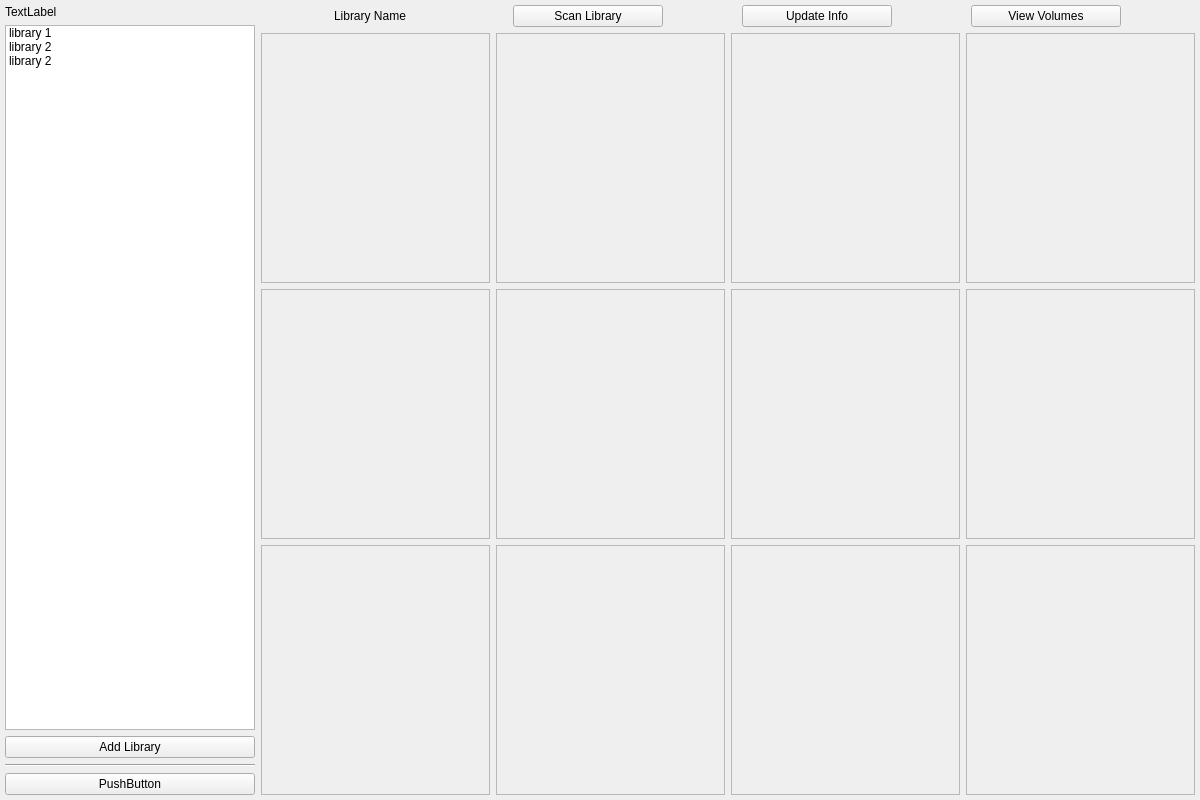
jjsmall009/mangecko, file src/ui/layout.ui: the form before one commit.
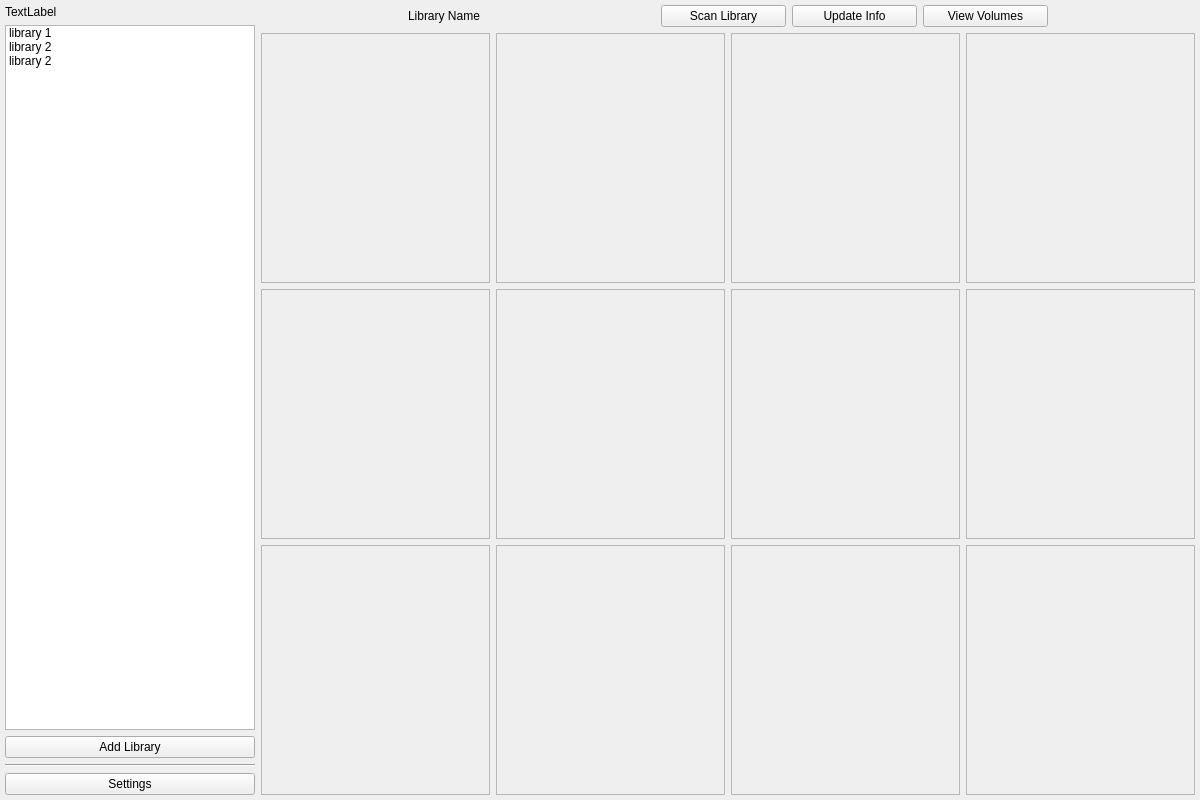
The form after the commit.

Commit message: Doing more testing on layouts

The edit to the form file:
```diff
--- a/src/ui/layout.ui
+++ b/src/ui/layout.ui
@@ -141,7 +141,7 @@
          </size>
         </property>
         <property name="text">
-         <string>PushButton</string>
+         <string>Settings</string>
         </property>
        </widget>
       </item>
@@ -171,10 +171,18 @@
          </widget>
         </item>
         <item>
+         <layout class="QHBoxLayout" name="horizontalLayout">
+          <item>
          <widget class="QPushButton" name="scan_btn">
+            <property name="minimumSize">
+             <size>
+              <width>125</width>
+              <height>0</height>
+             </size>
+            </property>
           <property name="maximumSize">
            <size>
-            <width>150</width>
+              <width>125</width>
             <height>16777215</height>
            </size>
           </property>
@@ -185,9 +193,15 @@
         </item>
         <item>
          <widget class="QPushButton" name="update_btn">
+            <property name="minimumSize">
+             <size>
+              <width>125</width>
+              <height>0</height>
+             </size>
+            </property>
           <property name="maximumSize">
            <size>
-            <width>150</width>
+              <width>125</width>
             <height>16777215</height>
            </size>
           </property>
@@ -198,9 +212,15 @@
         </item>
         <item>
          <widget class="QPushButton" name="view_volumes_btn">
+            <property name="minimumSize">
+             <size>
+              <width>125</width>
+              <height>0</height>
+             </size>
+            </property>
           <property name="maximumSize">
            <size>
-            <width>150</width>
+              <width>125</width>
             <height>16777215</height>
            </size>
           </property>
@@ -208,6 +228,8 @@
            <string>View Volumes</string>
           </property>
          </widget>
+          </item>
+         </layout>
         </item>
        </layout>
       </item>
```
Lines whose indentation alone changed are shown as unchanged. The commit also changes 3 other files.
